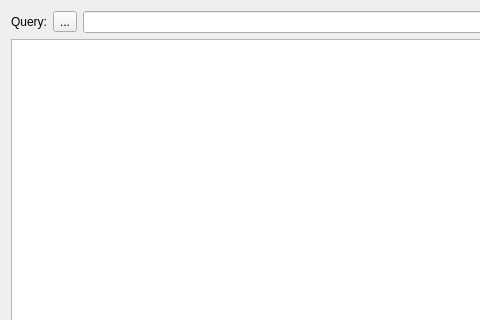
Qt form src/calibre/gui2/store/config/chooser/chooser_widget.ui (kovidgoyal/calibre) before a commit; both pictures show x 0 to 480 and y 0 to 320 of the 610 by 553 pixel window.
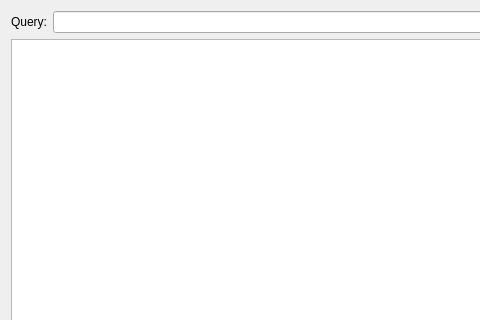
The same form after that commit. Custom widgets are drawn as their Qt base class.

Diff of the .ui file:
```diff
--- a/src/calibre/gui2/store/config/chooser/chooser_widget.ui
+++ b/src/calibre/gui2/store/config/chooser/chooser_widget.ui
@@ -23,13 +23,6 @@
        </property>
       </widget>
      </item>
-     <item>
-      <widget class="QToolButton" name="adv_search_builder">
-       <property name="text">
-        <string>...</string>
-       </property>
-      </widget>
-     </item>
      <item>
       <widget class="HistoryLineEdit" name="query">
        <property name="sizePolicy">
```
